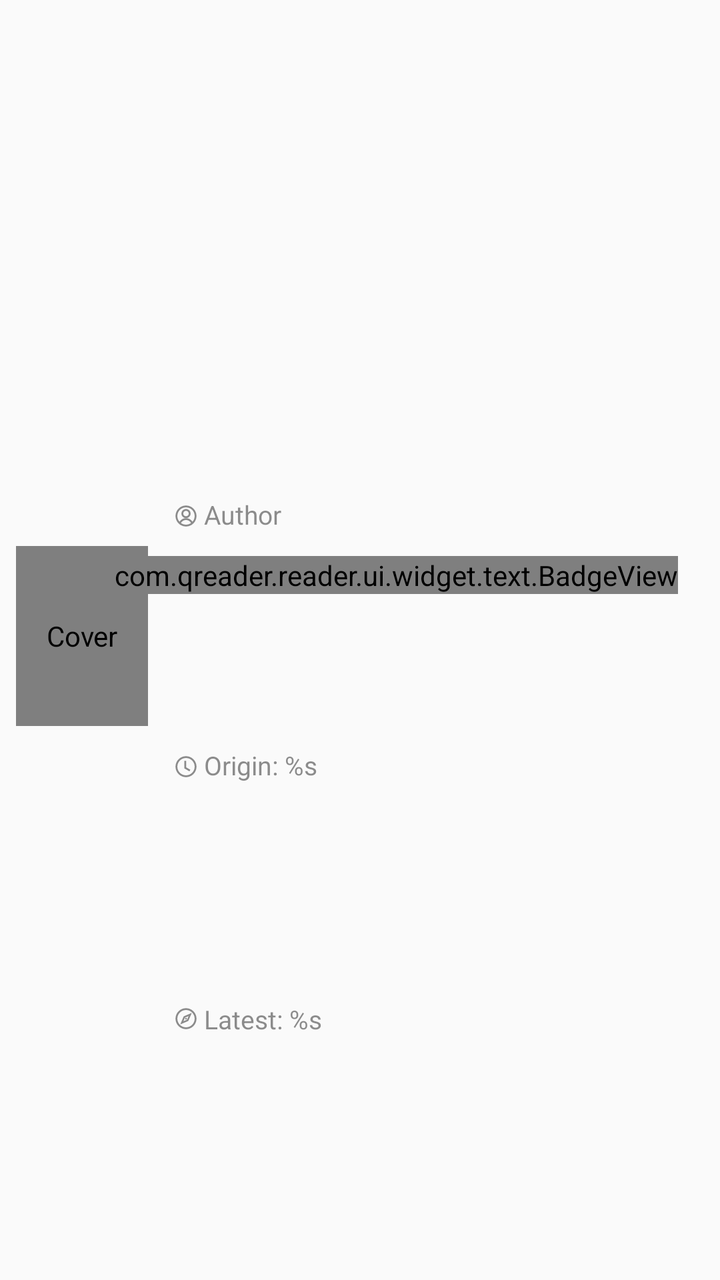
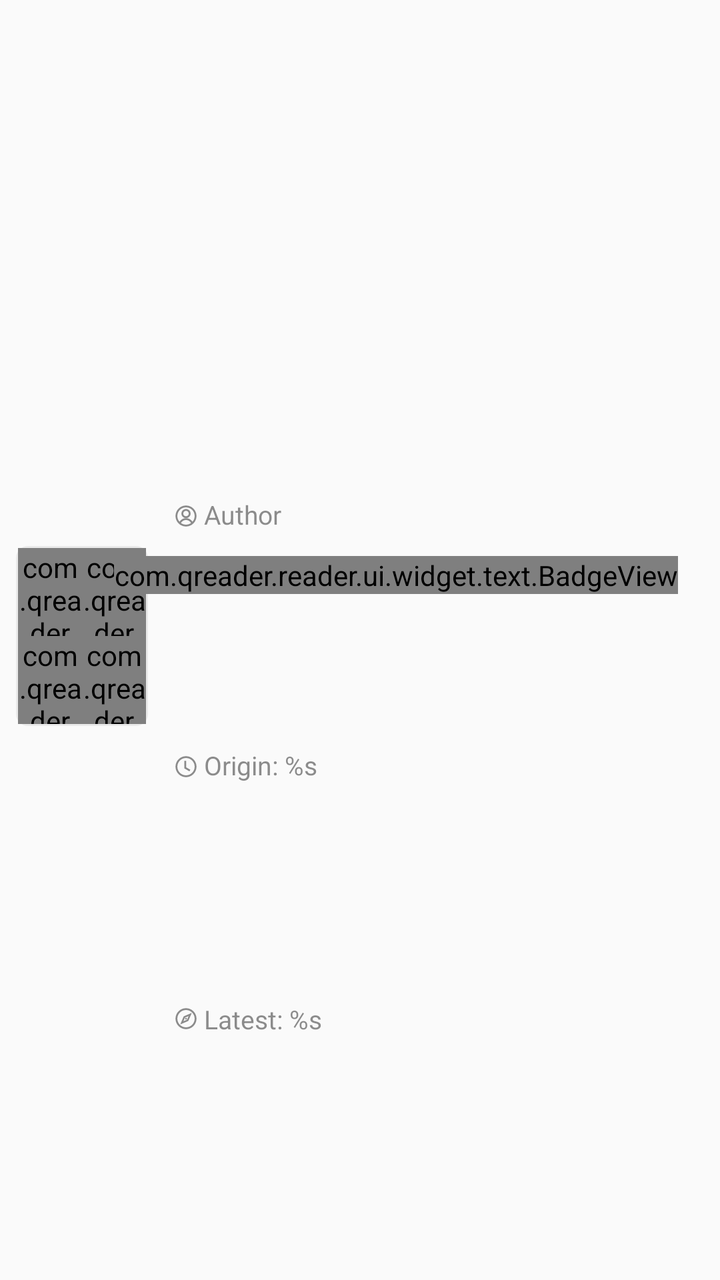

The first picture is an Android layout as it rendered before a commit; the second is the same layout after the commit. The layout source and the unified diff follow.
<!-- AndroidManifest.xml: application theme AppTheme.Light -->
<!-- res/layout/item_bookshelf_list_group.xml -->
<?xml version="1.0" encoding="utf-8"?>
<androidx.constraintlayout.widget.ConstraintLayout xmlns:android="http://schemas.android.com/apk/res/android"
    xmlns:app="http://schemas.android.com/apk/res-auto"
    xmlns:tools="http://schemas.android.com/tools"
    android:id="@+id/cv_content"
    android:layout_width="match_parent"
    android:layout_height="wrap_content"
    android:clickable="true"
    android:focusable="true"
    tools:ignore="UnusedAttribute">

    <com.qreader.reader.ui.widget.image.CoverImageView
        android:id="@+id/iv_cover"
        android:layout_width="66dp"
        android:layout_height="90dp"
        android:layout_marginStart="8dp"
        android:layout_marginTop="8dp"
        android:layout_marginBottom="12dp"
        android:contentDescription="@string/img_cover"
        android:scaleType="centerCrop"
        android:src="@drawable/image_cover_default"
        android:transitionName="img_cover"
        app:layout_constraintBottom_toBottomOf="parent"
        app:layout_constraintLeft_toLeftOf="parent"
        app:layout_constraintTop_toTopOf="parent"
        tools:ignore="UnusedAttribute" />

    <FrameLayout
        android:id="@+id/fl_has_new"
        android:layout_width="wrap_content"
        android:layout_height="wrap_content"
        android:layout_marginEnd="16dp"
        app:layout_constraintRight_toRightOf="parent"
        app:layout_constraintTop_toTopOf="@+id/iv_cover">

        <com.qreader.reader.ui.widget.text.BadgeView
            android:id="@+id/bv_unread"
            android:layout_width="wrap_content"
            android:layout_height="wrap_content"
            android:layout_gravity="right"
            android:layout_margin="5dp"
            android:includeFontPadding="false"
            tools:ignore="RtlHardcoded" />

        <com.qreader.reader.ui.widget.anima.RotateLoading
            android:id="@+id/rl_loading"
            android:layout_width="26dp"
            android:layout_height="26dp"
            android:layout_gravity="right"
            android:visibility="invisible"
            app:loading_width="2dp"
            tools:ignore="RtlHardcoded" />
    </FrameLayout>

    <TextView
        android:id="@+id/tv_name"
        android:layout_width="0dp"
        android:layout_height="wrap_content"
        android:layout_marginLeft="10dp"
        android:layout_marginTop="8dp"
        android:includeFontPadding="false"
        android:paddingBottom="4dp"
        android:paddingLeft="2dp"
        android:singleLine="true"
        android:text="@string/book_name"
        android:textColor="@color/primaryText"
        android:textSize="16sp"
        app:layout_constraintBottom_toTopOf="@+id/tv_author"
        app:layout_constraintLeft_toRightOf="@+id/iv_cover"
        app:layout_constraintRight_toLeftOf="@id/fl_has_new"
        app:layout_constraintTop_toTopOf="parent"
        tools:ignore="RtlHardcoded,RtlSymmetry" />

    <androidx.appcompat.widget.AppCompatImageView
        android:id="@+id/iv_author"
        android:layout_width="@dimen/desc_icon_size"
        android:layout_height="@dimen/desc_icon_size"
        android:contentDescription="@string/author"
        android:paddingStart="2dp"
        android:paddingEnd="2dp"
        android:src="@drawable/ic_author"
        app:layout_constraintBottom_toBottomOf="@+id/tv_author"
        app:layout_constraintLeft_toLeftOf="@+id/tv_name"
        app:layout_constraintTop_toTopOf="@+id/tv_author"
        app:tint="@color/tv_text_summary"
        tools:ignore="RtlHardcoded,RtlSymmetry" />

    <TextView
        android:id="@+id/tv_author"
        android:layout_width="0dp"
        android:layout_height="wrap_content"
        android:includeFontPadding="false"
        android:maxLines="1"
        android:paddingEnd="6dp"
        android:text="@string/author"
        android:textColor="@color/tv_text_summary"
        android:textSize="13sp"
        app:layout_constraintBottom_toTopOf="@+id/tv_read"
        app:layout_constraintLeft_toRightOf="@+id/iv_author"
        app:layout_constraintRight_toRightOf="@id/fl_has_new"
        app:layout_constraintTop_toBottomOf="@+id/tv_name"
        tools:ignore="RtlSymmetry,TextContrastCheck" />

    <androidx.appcompat.widget.AppCompatImageView
        android:id="@+id/iv_read"
        android:layout_width="@dimen/desc_icon_size"
        android:layout_height="@dimen/desc_icon_size"
        android:contentDescription="@string/read_dur_progress"
        android:paddingStart="2dp"
        android:paddingEnd="2dp"
        android:src="@drawable/ic_history"
        app:layout_constraintBottom_toBottomOf="@+id/tv_read"
        app:layout_constraintLeft_toLeftOf="@+id/tv_name"
        app:layout_constraintTop_toTopOf="@+id/tv_read"
        app:tint="@color/tv_text_summary"
        tools:ignore="RtlHardcoded,RtlSymmetry" />

    <TextView
        android:id="@+id/tv_read"
        android:layout_width="0dp"
        android:layout_height="wrap_content"
        android:includeFontPadding="false"
        android:singleLine="true"
        android:text="@string/read_dur_progress"
        android:textColor="@color/tv_text_summary"
        android:textSize="13sp"
        app:layout_constraintBottom_toTopOf="@id/tv_last"
        app:layout_constraintLeft_toRightOf="@+id/iv_read"
        app:layout_constraintRight_toRightOf="@+id/fl_has_new"
        app:layout_constraintTop_toBottomOf="@+id/tv_author"
        tools:ignore="TextContrastCheck" />

    <androidx.appcompat.widget.AppCompatImageView
        android:id="@+id/iv_last"
        android:layout_width="@dimen/desc_icon_size"
        android:layout_height="@dimen/desc_icon_size"
        android:contentDescription="@string/lasted_show"
        android:paddingStart="2dp"
        android:paddingEnd="2dp"
        android:src="@drawable/ic_book_last"
        app:layout_constraintBottom_toBottomOf="@+id/tv_last"
        app:layout_constraintLeft_toLeftOf="@+id/tv_name"
        app:layout_constraintTop_toTopOf="@+id/tv_last"
        app:tint="@color/tv_text_summary"
        tools:ignore="RtlHardcoded,RtlSymmetry" />

    <TextView
        android:id="@+id/tv_last"
        android:layout_width="0dp"
        android:layout_height="wrap_content"
        android:layout_marginBottom="12dp"
        android:singleLine="true"
        android:text="@string/lasted_show"
        android:textColor="@color/tv_text_summary"
        android:textSize="13sp"
        app:layout_constraintBottom_toBottomOf="parent"
        app:layout_constraintLeft_toRightOf="@+id/iv_last"
        app:layout_constraintRight_toRightOf="@id/fl_has_new"
        app:layout_constraintTop_toBottomOf="@+id/tv_read"
        tools:ignore="TextContrastCheck" />

    <View
        android:id="@+id/vw_foreground"
        android:layout_width="match_parent"
        android:layout_height="0dp"
        android:background="?android:attr/selectableItemBackground"
        app:layout_constraintBottom_toBottomOf="parent"
        app:layout_constraintTop_toTopOf="parent"
        app:layout_constraintVertical_bias="0.0"
        tools:layout_editor_absoluteX="0dp" />

</androidx.constraintlayout.widget.ConstraintLayout>
<!-- resources referenced by this layout -->
<resources>
  <color name="primaryText">#de000000</color>
  <color name="tv_text_summary">#8A2C2C2C</color>
  <dimen name="desc_icon_size">18sp</dimen>
  <!-- drawable ic_history (drawable) -->
  <vector xmlns:android="http://schemas.android.com/apk/res/android"
      android:width="24dp"
      android:height="24dp"
      android:viewportWidth="24"
      android:viewportHeight="24">
      <path
          android:pathData="M12,3c-4.963,0 -9,4.037 -9,9s4.037,9 9,9s9,-4.037 9,-9S16.963,3 12,3zM12,19.419c-4.091,0 -7.419,-3.328 -7.419,-7.419S7.909,4.581 12,4.581S19.419,7.909 19.419,12S16.091,19.419 12,19.419z"
          android:fillColor="#4A4B4A" />
      <path
          android:pathData="M12.082,12.53l0,-5.545l-1.582,0l0,6.456l4.441,2.559l0.788,-1.372z"
          android:fillColor="#4a4b4a" />
  </vector>
  <string name="author">Author</string>
  <string name="book_name">Title</string>
  <string name="img_cover">Cover</string>
  <string name="lasted_show">Latest: %s</string>
  <string name="read_dur_progress">Origin: %s</string>
  <style name="AppTheme.Light" parent="Base.AppTheme">
          <item name="actionBarStyle">@style/AppTheme.AppBarOverlay.Light</item>
      </style>
  <style name="Base.AppTheme" parent="Theme.AppCompat.DayNight.NoActionBar">
          <item name="colorPrimary">@color/primary</item>
          <item name="colorPrimaryDark">@color/primaryDark</item>
          <item name="colorAccent">@color/accent</item>
          <item name="actionOverflowMenuStyle">@style/Style.PopupMenu</item>
          <item name="android:itemTextAppearance">@style/Style.MenuItemText</item>
          <item name="android:popupMenuStyle">@style/Style.PopupMenu</item>
          <item name="android:statusBarColor">@color/transparent</item>
          <item name="android:windowDrawsSystemBarBackgrounds">true</item>
      </style>
  <style name="AppTheme.AppBarOverlay.Light" parent="ThemeOverlay.AppCompat.Light">
          <item name="colorAccent">@color/md_grey_900</item>
      </style>
  <color name="primary">@color/md_light_blue_600</color>
  <color name="primaryDark">@color/md_light_blue_700</color>
  <color name="accent">@color/md_pink_800</color>
  <style name="Style.PopupMenu" parent="Widget.AppCompat.PopupMenu">
          <item name="android:popupBackground">@drawable/bg_popup_menu</item>
      </style>
  <style name="Style.MenuItemText" parent="@android:style/TextAppearance.Widget.IconMenu.Item">
          <item name="android:textColor">@color/menu_color_default</item>
          <item name="android:textSize">16sp</item>
      </style>
  <color name="transparent">#00000000</color>
  <color name="md_grey_900">#212121</color>
  <color name="md_light_blue_600">#039BE5</color>
  <color name="md_light_blue_700">#0288D1</color>
  <color name="md_pink_800">#AD1457</color>
  <!-- drawable bg_popup_menu (drawable) -->
  <?xml version="1.0" encoding="utf-8"?>
  <shape xmlns:android="http://schemas.android.com/apk/res/android"
         android:shape="rectangle">
  
      <solid android:color="@color/background_menu"/>
  
      <corners android:radius="2dp"/>
  
  </shape>
  <color name="menu_color_default">#383838</color>
  <color name="background_menu">@color/md_grey_200</color>
  <color name="md_grey_200">#EEEEEE</color>
  <!-- unchanged entries left out for length: 3 -->
</resources>

<!-- the commit's change to res/layout/item_bookshelf_list_group.xml (unified diff, before → after) -->
@@ -9,21 +9,67 @@
     android:focusable="true"
     tools:ignore="UnusedAttribute">
 
-    <com.qreader.reader.ui.widget.image.CoverImageView
-        android:id="@+id/iv_cover"
+    <LinearLayout
+        android:id="@+id/gl_cover"
         android:layout_width="66dp"
         android:layout_height="90dp"
         android:layout_marginStart="8dp"
         android:layout_marginTop="8dp"
         android:layout_marginBottom="12dp"
-        android:contentDescription="@string/img_cover"
-        android:scaleType="centerCrop"
-        android:src="@drawable/image_cover_default"
-        android:transitionName="img_cover"
+        android:background="@drawable/bg_find_book_group"
+        android:padding="1dp"
+        android:orientation="vertical"
         app:layout_constraintBottom_toBottomOf="parent"
         app:layout_constraintLeft_toLeftOf="parent"
         app:layout_constraintTop_toTopOf="parent"
-        tools:ignore="UnusedAttribute" />
+        tools:ignore="UnusedAttribute">
+
+        <LinearLayout
+            android:layout_width="match_parent"
+            android:layout_height="0dp"
+            android:layout_weight="1"
+            android:orientation="horizontal">
+
+            <com.qreader.reader.ui.widget.image.CoverImageView
+                android:id="@+id/iv_cover_1"
+                android:layout_width="0dp"
+                android:layout_height="match_parent"
+                android:layout_weight="1"
+                android:scaleType="centerCrop"
+                android:src="@drawable/image_cover_default" />
+
+            <com.qreader.reader.ui.widget.image.CoverImageView
+                android:id="@+id/iv_cover_2"
+                android:layout_width="0dp"
+                android:layout_height="match_parent"
+                android:layout_weight="1"
+                android:scaleType="centerCrop"
+                android:src="@drawable/image_cover_default" />
+        </LinearLayout>
+
+        <LinearLayout
+            android:layout_width="match_parent"
+            android:layout_height="0dp"
+            android:layout_weight="1"
+            android:orientation="horizontal">
+
+            <com.qreader.reader.ui.widget.image.CoverImageView
+                android:id="@+id/iv_cover_3"
+                android:layout_width="0dp"
+                android:layout_height="match_parent"
+                android:layout_weight="1"
+                android:scaleType="centerCrop"
+                android:src="@drawable/image_cover_default" />
+
+            <com.qreader.reader.ui.widget.image.CoverImageView
+                android:id="@+id/iv_cover_4"
+                android:layout_width="0dp"
+                android:layout_height="match_parent"
+                android:layout_weight="1"
+                android:scaleType="centerCrop"
+                android:src="@drawable/image_cover_default" />
+        </LinearLayout>
+    </LinearLayout>
 
     <FrameLayout
         android:id="@+id/fl_has_new"
@@ -31,7 +77,7 @@
         android:layout_height="wrap_content"
         android:layout_marginEnd="16dp"
         app:layout_constraintRight_toRightOf="parent"
-        app:layout_constraintTop_toTopOf="@+id/iv_cover">
+        app:layout_constraintTop_toTopOf="@+id/gl_cover">
 
         <com.qreader.reader.ui.widget.text.BadgeView
             android:id="@+id/bv_unread"
@@ -66,7 +112,7 @@
         android:textColor="@color/primaryText"
         android:textSize="16sp"
         app:layout_constraintBottom_toTopOf="@+id/tv_author"
-        app:layout_constraintLeft_toRightOf="@+id/iv_cover"
+        app:layout_constraintLeft_toRightOf="@+id/gl_cover"
         app:layout_constraintRight_toLeftOf="@id/fl_has_new"
         app:layout_constraintTop_toTopOf="parent"
         tools:ignore="RtlHardcoded,RtlSymmetry" />
<!-- resource entries referenced after the edit -->
@@ -3,6 +3,14 @@
   <color name="primaryText">#de000000</color>
   <color name="tv_text_summary">#8A2C2C2C</color>
   <dimen name="desc_icon_size">18sp</dimen>
+  <!-- drawable bg_find_book_group (drawable) -->
+  <?xml version="1.0" encoding="utf-8"?>
+  <shape xmlns:android="http://schemas.android.com/apk/res/android" >
+      
+      <corners android:radius="6dp"/>
+      
+      <solid android:color="@color/transparent10" />
+  </shape>
   <!-- drawable ic_history (drawable) -->
   <vector xmlns:android="http://schemas.android.com/apk/res/android"
       android:width="24dp"
@@ -18,12 +26,12 @@
   </vector>
   <string name="author">Author</string>
   <string name="book_name">Title</string>
-  <string name="img_cover">Cover</string>
   <string name="lasted_show">Latest: %s</string>
   <string name="read_dur_progress">Origin: %s</string>
   <style name="AppTheme.Light" parent="Base.AppTheme">
           <item name="actionBarStyle">@style/AppTheme.AppBarOverlay.Light</item>
       </style>
+  <color name="transparent10">#10000000</color>
   <style name="Base.AppTheme" parent="Theme.AppCompat.DayNight.NoActionBar">
           <item name="colorPrimary">@color/primary</item>
           <item name="colorPrimaryDark">@color/primaryDark</item>
